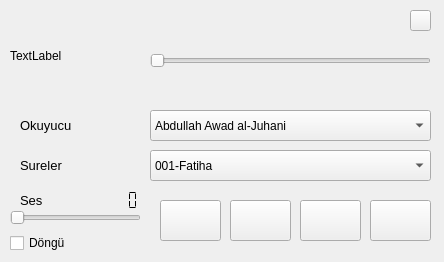
First picture: the form in furkan.ui, repository fbostanci/furkan, before the edit.
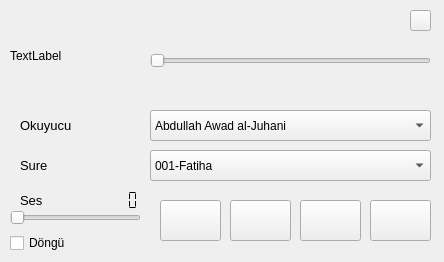
Second picture: the form after the edit.

```diff
--- a/furkan.ui
+++ b/furkan.ui
@@ -943,7 +943,7 @@
      </font>
     </property>
     <property name="text">
-     <string>Sureler</string>
+     <string>Sure</string>
     </property>
    </widget>
    <widget class="QPushButton" name="pushButton_di">
```
